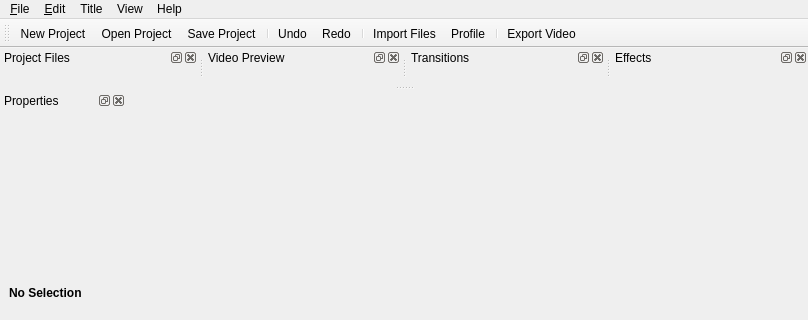
Old version of the form src/windows/ui/main-window.ui in the repository OpenShot/openshot-qt; both pictures show x 0 to 808 and y 0 to 320 of the 808 by 631 pixel window.
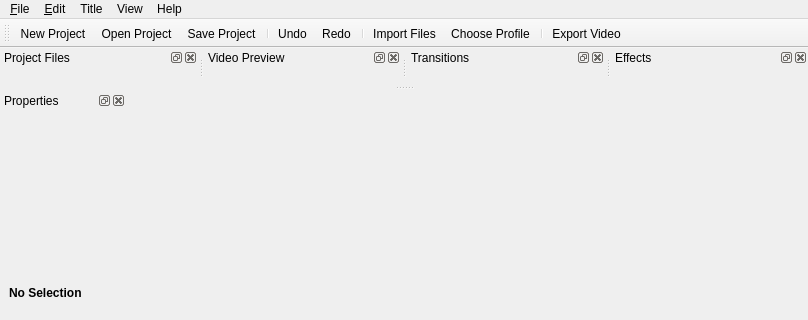
New version of the form. Icons and pictures are not drawn.

```diff
--- a/src/windows/ui/main-window.ui
+++ b/src/windows/ui/main-window.ui
@@ -1094,7 +1094,7 @@
      <normaloff>:/icons/Humanity/mimes/16/video-x-generic.svg</normaloff>:/icons/Humanity/mimes/16/video-x-generic.svg</iconset>
    </property>
    <property name="text">
-    <string>Profile</string>
+    <string>Choose Profile</string>
    </property>
    <property name="toolTip">
     <string>Profile</string>
```
Left out of the diff: 15 changed lines with no effect on the pictures.
